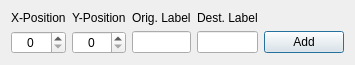
The window that graphs/create_vertex_dialog.ui (joeesmithh/graphs) describes before a commit, drawn with Qt 5.
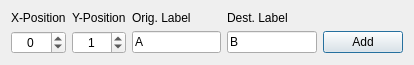
The same window after the commit.

Commit message: feat: set default label & pos values for creation dialog, pos can be negative

Patch:
```diff
--- a/graphs/create_vertex_dialog.ui
+++ b/graphs/create_vertex_dialog.ui
@@ -6,7 +6,7 @@
    <rect>
     <x>0</x>
     <y>0</y>
-    <width>314</width>
+    <width>414</width>
     <height>65</height>
    </rect>
   </property>
@@ -71,6 +71,9 @@
      <property name="alignment">
       <set>Qt::AlignmentFlag::AlignCenter</set>
      </property>
+     <property name="minimum">
+      <number>-99</number>
+     </property>
     </widget>
    </item>
    <item row="1" column="1">
@@ -81,6 +84,12 @@
      <property name="buttonSymbols">
       <enum>QAbstractSpinBox::ButtonSymbols::UpDownArrows</enum>
      </property>
+     <property name="minimum">
+      <number>-99</number>
+     </property>
+     <property name="value">
+      <number>1</number>
+     </property>
     </widget>
    </item>
    <item row="1" column="2">
@@ -91,6 +100,12 @@
        <verstretch>0</verstretch>
       </sizepolicy>
      </property>
+     <property name="text">
+      <string>A</string>
+     </property>
+     <property name="placeholderText">
+      <string/>
+     </property>
     </widget>
    </item>
    <item row="1" column="3">
@@ -101,6 +116,12 @@
        <verstretch>0</verstretch>
       </sizepolicy>
      </property>
+     <property name="text">
+      <string>B</string>
+     </property>
+     <property name="placeholderText">
+      <string/>
+     </property>
     </widget>
    </item>
    <item row="1" column="4">
```
